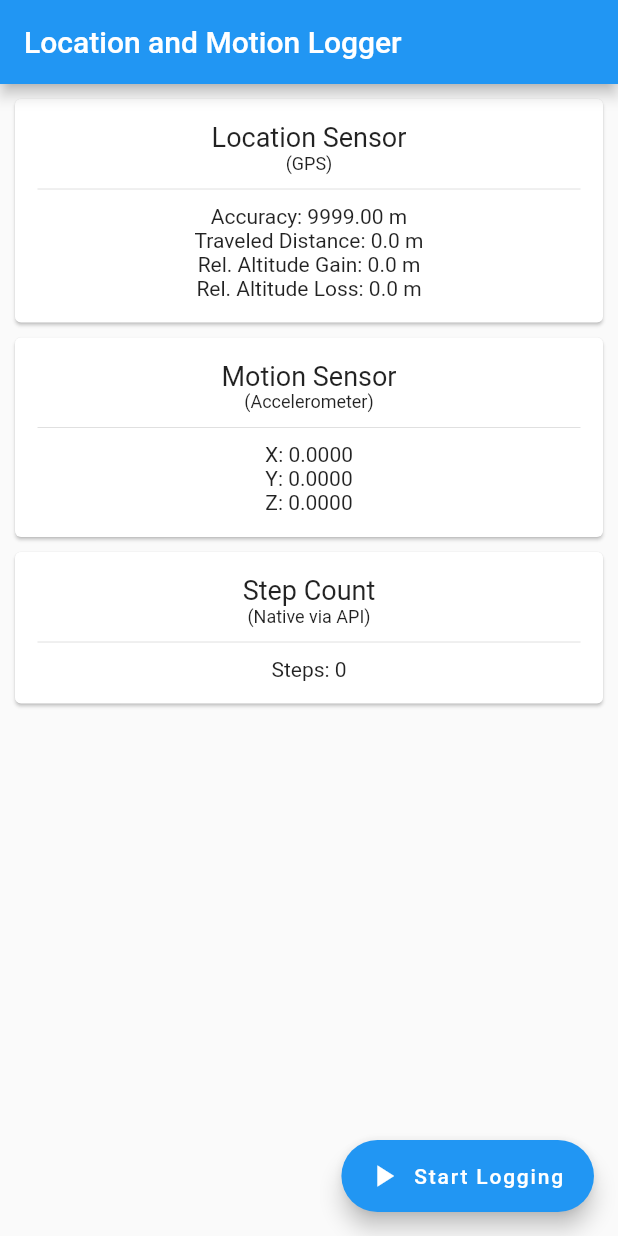
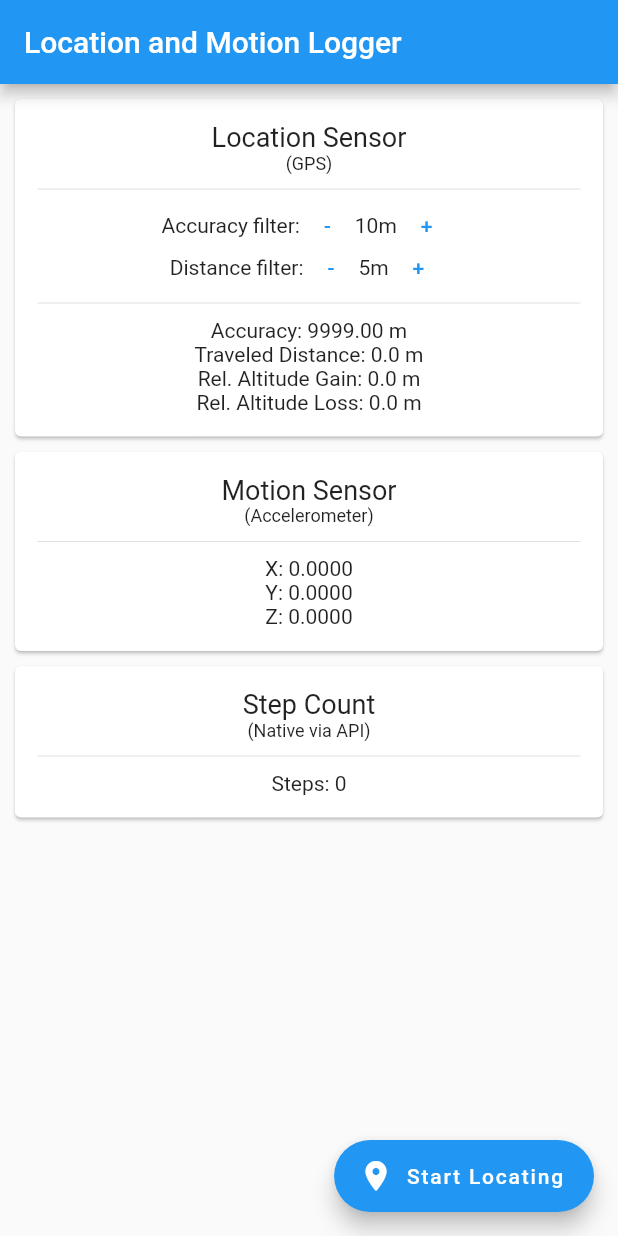
Before and after one commit to leogreu/sensor_gps_logger, a Flutter app: the screen it shows after launch, on a phone screen of 412 x 824 dp. Run offline on Flutter 3.47's test engine with Material 2 defaults, Android fonts, the phone set to English and light mode, and no system bars; our stand-ins replace device_info, geolocator, pedometer.

Commit message:
Added filteroptions

```diff
--- a/lib/location.dart
+++ b/lib/location.dart
@@ -17,13 +17,25 @@ class Location {
   double _lastLatitude;
   double _lastLongitude;
   double _lastAltitude;
+
+  int accuracyFilter;
+  int distanceFilter;
+
   List<double> _lastAltitudes = [];
 
   StreamController<PositionEvent> _accuracyStreamController;
   StreamController<DistanceEvent> _traveledDistanceStreamController;
 
+  void setAccuracyFilter(int accuracy) {
+    accuracyFilter = accuracy;
+  }
+
+  void setDistanceFilter(int distance) {
+    distanceFilter = distance;
+  }
+
   void _initiatePositionStream() {
-    const LocationOptions locationOptions = LocationOptions(accuracy: LocationAccuracy.best, distanceFilter: 5);
+    LocationOptions locationOptions = LocationOptions(accuracy: LocationAccuracy.best, distanceFilter: distanceFilter);
     final Stream<Position> positionStream = Geolocator().getPositionStream(locationOptions);
     _positionStreamSubscription = positionStream.listen((Position position) {
       if (_accuracyStreamController != null && _accuracyStreamController.hasListener) {
@@ -34,7 +46,7 @@ class Location {
       }
 
       if (_traveledDistanceStreamController != null && _traveledDistanceStreamController.hasListener) {
-        if (position.accuracy <= 10.0) {
+        if (position.accuracy <= accuracyFilter) {
           _updateRelativeAltitudes(position.altitude);
           _updateTraveledDistance(position.latitude, position.longitude);
         }
@@ -58,6 +70,11 @@ class Location {
       _lastLatitude = position.latitude;
       _lastLongitude = position.longitude;
     });
+  }
+
+  cancelPositionStream() {
+    _positionStreamSubscription.cancel();
+    _positionStreamSubscription = null;
   }
 
   _updateTraveledDistance(currentLatitude, currentLongitude) async {
--- a/lib/logger.dart
+++ b/lib/logger.dart
@@ -1,4 +1,6 @@
 import 'package:http/http.dart' as http;
+import 'package:device_info/device_info.dart';
+import 'dart:io' show Platform;
 
 class Logger {
   static final Logger _singleton = new Logger._internal();
@@ -12,8 +14,6 @@ class Logger {
   static const String _csvHeader = "timestamp,x,y,z,latitude,longitude,altitude,accuracy,traveled_distance,rel_alt_gain,rel_alt_loss,step_count\n";
   List _entries = [];
 
-  String platform = "";
-
   double _latitude = 0.0;
   double _longitude = 0.0;
   double _accuracy = 9999.0;
@@ -26,9 +26,8 @@ class Logger {
   double _y = 0.0;
   double _z = 0.0;
 
-  setPlatform(String platform) {
-    this.platform = platform;
-  }
+  int _accuracyFilter;
+  int _distanceFilter;
 
   setLatitudeLongitude(double latitude, double longitude) {
     this._latitude = latitude;
@@ -62,6 +61,14 @@ class Logger {
     this._z = z;
   }
 
+  setAccuracyFilter(int accuracy) {
+    _accuracyFilter = accuracy;
+  }
+
+  setDistanceFilter(int distance) {
+    _distanceFilter = distance;
+  }
+
   addEntry() {
     _entries.add("${DateTime.now().toString()},$_x,$_y,$_z,$_latitude,$_longitude,$_altitude,$_relativeAltitudeGain,$_relativeAltitudeLoss,$_accuracy,$_traveledDistance,$_stepCount");
   }
@@ -79,14 +86,28 @@ class Logger {
   }
 
   Future<bool> shareLog([String notes = ""]) async {
+    String platform;
+    String device;
+    if (Platform.isAndroid) {
+      platform = "Android";
+      AndroidDeviceInfo androidDeviceInfo = await DeviceInfoPlugin().androidInfo;
+      device = androidDeviceInfo.model;
+    } else if (Platform.isIOS) {
+      platform = "iOS";
+      IosDeviceInfo iosDeviceInfo = await DeviceInfoPlugin().iosInfo;
+      device = iosDeviceInfo.utsname.machine;
+    } else {
+      device = "device unknown";
+    }
+
     String csvContent = _entries.join("\n");
 
     Uri uri = Uri.parse("https://imidist.uber.space/logs/saveLog/");
     http.MultipartRequest request = new http.MultipartRequest("POST", uri);
     if (notes.isNotEmpty) {
-      request.fields['notes'] = platform + ", " + notes;
+      request.fields['notes'] = "$platform, $device, $notes, accFilter: $_accuracyFilter, distFilter: $_distanceFilter";
     } else {
-      request.fields['notes'] = platform;
+      request.fields['notes'] = "$platform, $device, accFilter: $_accuracyFilter, distFilter: $_distanceFilter";
     }
     request.files.add(new http.MultipartFile.fromString("csv", _csvHeader + csvContent));
 
--- a/lib/main.dart
+++ b/lib/main.dart
@@ -32,6 +32,8 @@ class _MyHomePageState extends State<MyHomePage> {
   Icon buttonIcon;
   String buttonText;
   Color buttonColor;
+
+  bool isLocating;
   bool isLogging;
 
   double accuracy = 9999.0;
@@ -47,6 +49,9 @@ class _MyHomePageState extends State<MyHomePage> {
   double y = 0.0;
   double z = 0.0;
 
+  int accuracyFilter;
+  int distanceFilter;
+
   StreamSubscription<PositionEvent> accuracyStreamSubscription;
   StreamSubscription<DistanceEvent> traveledDistanceStreamSubscription;
   StreamSubscription<MotionEvent> motionStreamSubscription;
@@ -54,12 +59,21 @@ class _MyHomePageState extends State<MyHomePage> {
 
   toggleLogging() {
     setState(() {
-      if (isLogging == null || isLogging) {
-        buttonIcon = Icon(Icons.play_arrow);
-        buttonText = "Start Logging";
+      if (isLocating == null || isLogging) {
+        buttonIcon = Icon(Icons.location_on);
+        buttonText = "Start Locating";
         buttonColor = Colors.blue;
+        isLocating = false;
         isLogging = false;
-        if (traveledDistanceStreamSubscription != null) {
+        accuracy = 9999.0;
+        traveledDistance = 0.0;
+        relativeAltitudeGain = 0.0;
+        relativeAltitudeLoss = 0.0;
+        stepCount = 0;
+        if (traveledDistanceStreamSubscription != null || accuracyStreamSubscription != null) {
+          Location().cancelPositionStream();
+          accuracyStreamSubscription.cancel();
+          accuracyStreamSubscription = null;
           traveledDistanceStreamSubscription.cancel();
           traveledDistanceStreamSubscription = null;
           stepCounterStreamSubscription.cancel();
@@ -67,17 +81,31 @@ class _MyHomePageState extends State<MyHomePage> {
           motionStreamSubscription.pause();
           askToSendLog();
         }
-      } else {
+      } else if (!isLocating) {
+        Location().setAccuracyFilter(accuracyFilter);
+        Location().setDistanceFilter(distanceFilter);
+        Logger().setAccuracyFilter(accuracyFilter);
+        Logger().setDistanceFilter(distanceFilter);
+        accuracyStreamSubscription = Location().getAccuracyStream().listen((PositionEvent positionEvent) {
+          setState(() {
+            this.accuracy = positionEvent.accuracy;
+          });
+          Logger().setAccuracy(positionEvent.accuracy);
+          Logger().setLatitudeLongitude(positionEvent.latitude, positionEvent.longitude);
+          Logger().setAltitude(positionEvent.altitude);
+        });
+        isLocating = true;
+        buttonIcon = Icon(Icons.play_arrow);
+        buttonText = "Start Logging";
+        buttonColor = Colors.green;
+        isLogging = false;
+      } else if (!isLogging && isLocating) {
         buttonIcon = Icon(Icons.stop);
         buttonText = "Stop Logging";
         buttonColor = Colors.red;
         isLogging = true;
-        traveledDistance = 0.0;
-        relativeAltitudeGain = 0.0;
-        relativeAltitudeLoss = 0.0;
         stepCountStartAndroid = 0;
         stepCountStartSetAndroid = false;
-        stepCount = 0;
         traveledDistanceStreamSubscription = Location().getTraveledDistanceStream().listen((DistanceEvent distanceEvent) {
           this.traveledDistance = distanceEvent.traveledDistance;
           this.relativeAltitudeGain = distanceEvent.relativeAltitudeGain;
@@ -101,18 +129,7 @@ class _MyHomePageState extends State<MyHomePage> {
     void initState() {
       super.initState();
 
-      Logger().setPlatform(Platform.isAndroid ? "Android" : "iOS");
-
       toggleLogging();
-
-      accuracyStreamSubscription = Location().getAccuracyStream().listen((PositionEvent positionEvent) {
-        setState(() {
-          this.accuracy = positionEvent.accuracy;
-        });
-        Logger().setAccuracy(positionEvent.accuracy);
-        Logger().setLatitudeLongitude(positionEvent.latitude, positionEvent.longitude);
-        Logger().setAltitude(positionEvent.altitude);
-      });
 
       motionStreamSubscription = Motion().getMotionStream().listen((MotionEvent motionEvent) {
         setState(() {
@@ -144,6 +161,9 @@ class _MyHomePageState extends State<MyHomePage> {
                 children: <Widget>[
                   Text("Location Sensor", style: TextStyle(fontSize: 18)),
                   Text("(GPS)", style: TextStyle(fontSize: 12)),
+                  Divider(height: 20.0),
+                  Stepper(10, "Accuracy filter", accuracyFilterCallback),
+                  Stepper(5, "Distance filter", distanceFilterCallback),
                   Divider(height: 20.0),
                   Text("Accuracy: ${accuracy.toStringAsFixed(2)} m"),
                   Text("Traveled Distance: ${traveledDistance.toStringAsFixed(1)} m"),
@@ -258,6 +278,14 @@ class _MyHomePageState extends State<MyHomePage> {
     );
   }
 
+  accuracyFilterCallback(int accuracy) {
+    accuracyFilter = accuracy;
+  }
+
+  distanceFilterCallback(int distance) {
+    distanceFilter = distance;
+  }
+
   @override
     void dispose() {
       if (accuracyStreamSubscription != null) {
@@ -283,3 +311,74 @@ class _MyHomePageState extends State<MyHomePage> {
       super.dispose();
     }
 }
+
+class Stepper extends StatefulWidget {
+  final Function(int) _callback;
+  final String _name;
+  final int _startCounter;
+
+  Stepper(this._startCounter, this._name, this._callback);
+
+  @override
+  _StepperState createState() => _StepperState();
+}
+
+class _StepperState extends State<Stepper> {
+  int _counter = 0;
+
+  @override
+  void initState() {
+    super.initState();
+
+    setState(() {
+      _counter = widget._startCounter;
+    });
+
+    widget._callback(_counter);
+  }
+
+  @override
+  Widget build(BuildContext context) {
+    return Row(
+      mainAxisAlignment: MainAxisAlignment.center,
+      children: <Widget>[
+        Text("${widget._name}:"),
+        ButtonTheme(
+          minWidth: 28.0,
+          height: 28.0,
+          child: FlatButton(
+            onPressed: _decrement,
+            child: Text("-", style: TextStyle(color: Colors.blue)),
+            materialTapTargetSize: MaterialTapTargetSize.shrinkWrap
+          )
+        ),
+        Text("${_counter}m"),
+        ButtonTheme(
+          minWidth: 28.0,
+          height: 28.0,
+          child: FlatButton(
+            onPressed: _increment,
+            child: Text("+", style: TextStyle(color: Colors.blue)),
+            materialTapTargetSize: MaterialTapTargetSize.shrinkWrap
+          )
+        )
+      ],
+    );
+  }
+
+  void _increment() {
+    setState(() {
+      _counter++;
+    });
+    widget._callback(_counter);
+  }
+
+  void _decrement() {
+    if (_counter > 0) {
+      setState(() {
+        _counter--;
+      });
+      widget._callback(_counter);
+    }
+  }
+}
--- a/lib/motion.dart
+++ b/lib/motion.dart
@@ -20,7 +20,7 @@ class Motion {
   int _eventsPerSecond = 0;
 
   void _initiateMotionStream() {
-    setSensorsSampleRate(10);
+    setSensorsSampleRate(5);
     _accelerometerStreamSubscription = accelerometerEvents.listen((AccelerometerEvent accelerometerEvent) {
       _lastX = accelerometerEvent.x;
       _lastY = accelerometerEvent.y;
@@ -33,7 +33,7 @@ class Motion {
       _eventsPerSecond = 0;
     });
 
-    Timer.periodic(Duration(milliseconds: 100), (Timer timer) {
+    Timer.periodic(Duration(milliseconds: 200), (Timer timer) {
       if (_accelerometerStreamController != null && _accelerometerStreamController.hasListener) {
         _accelerometerStreamController.sink.add(MotionEvent(_lastX, _lastY, _lastZ));
       } else if (_accelerometerStreamController != null) {
--- a/pubspec.yaml
+++ b/pubspec.yaml
@@ -26,6 +26,7 @@ dependencies:
   path_provider: ^0.4.1
   http: ^0.12.0+1
   pedometer: ^0.0.5
+  device_info: ^0.4.0+1
 
 dev_dependencies:
   flutter_test:
```
Also changed, not shown: 1 other file.
